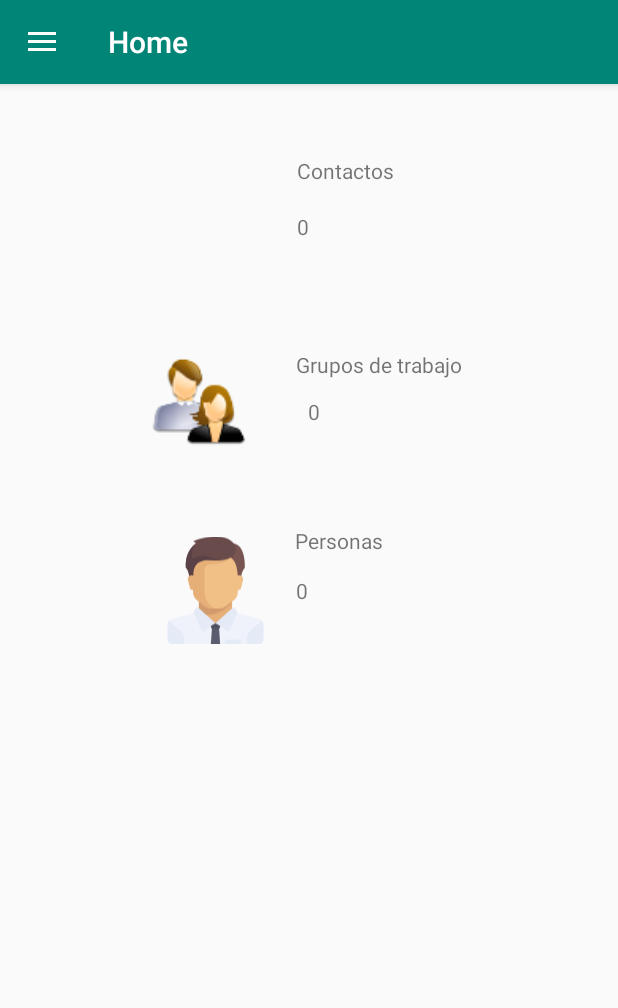
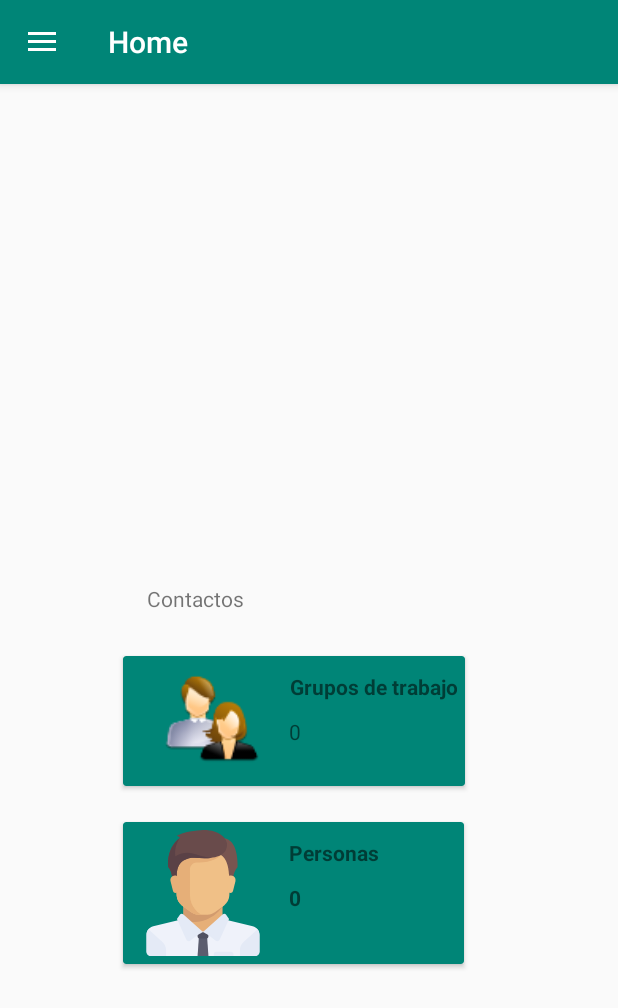
Before and after one commit to alejandroesalas/ApiCmdb, an Android app: the screen it shows after launch (HomeActivity), in the side drawer, after a tap on "Contactos", on a phone screen of 412 x 824 dp. Shown: the top 1008 px of the screen. Run offline under Robolectric (Android 15) with nearby library versions, the phone set to English and light mode, and no system bars; our stand-ins replace Volley; network calls fail.

Commit message:
Agregada Constate para la ip del servicio api rest que consume la app. Url completa para acceder al servicio. modificaa la interfaz resume contact fragment eliminado el textView contactos. Agregados dos cardViews al layout.

```diff
--- a/app/build.gradle
+++ b/app/build.gradle
@@ -4,7 +4,7 @@ android {
     compileSdkVersion 28
     defaultConfig {
         applicationId "edu.cecar.syscmdb"
-        minSdkVersion 18
+        minSdkVersion 21
         targetSdkVersion 28
         versionCode 1
         versionName "1.0"
--- a/app/src/main/java/edu/cecar/syscmdb/data/model/Constantes.java
+++ b/app/src/main/java/edu/cecar/syscmdb/data/model/Constantes.java
@@ -1,4 +1,8 @@
 package edu.cecar.syscmdb.data.model;
 
 public class Constantes {
+    public static final String IP ="192.168.1.3";
+    public static final String VERSION_API ="1.0";
+    public static final String URL_API ="http://"+IP+":80/itop/webservices/rest.php?version="+VERSION_API;
+
 }
--- a/app/src/main/java/edu/cecar/syscmdb/fragments/contacts/CreateContactGroupFragment.java
+++ b/app/src/main/java/edu/cecar/syscmdb/fragments/contacts/CreateContactGroupFragment.java
@@ -2,8 +2,6 @@ package edu.cecar.syscmdb.fragments.contacts;
 
 import android.arch.lifecycle.Observer;
 import android.arch.lifecycle.ViewModelProviders;
-import android.content.Context;
-import android.net.Uri;
 import android.os.Bundle;
 import android.support.annotation.Nullable;
 import android.support.v4.app.Fragment;
@@ -46,7 +44,7 @@ public class CreateContactGroupFragment extends Fragment {
     @Override
     public View onCreateView(LayoutInflater inflater, ViewGroup container,
                              Bundle savedInstanceState) {
-        View view = inflater.inflate(R.layout.fragment_create_contact_person, container, false);
+        View view = inflater.inflate(R.layout.fragment_create_contact, container, false);
         mRecyclerView = view.findViewById(R.id.recyclerViewPersons);
         mRecyclerView.setHasFixedSize(true);
         mRecyclerView.setLayoutManager(new LinearLayoutManager(this.getContext()));
--- a/app/src/main/java/edu/cecar/syscmdb/fragments/contacts/CreateContactPersonFragment.java
+++ b/app/src/main/java/edu/cecar/syscmdb/fragments/contacts/CreateContactPersonFragment.java
@@ -2,8 +2,6 @@ package edu.cecar.syscmdb.fragments.contacts;
 
 import android.arch.lifecycle.Observer;
 import android.arch.lifecycle.ViewModelProviders;
-import android.content.Context;
-import android.net.Uri;
 import android.os.Bundle;
 import android.support.annotation.Nullable;
 import android.support.v4.app.Fragment;
@@ -22,7 +20,6 @@ import java.util.List;
 
 import edu.cecar.syscmdb.R;
 import edu.cecar.syscmdb.adapters.ContactAdapter;
-import edu.cecar.syscmdb.data.model.Team;
 import edu.cecar.syscmdb.data.model.VolleYSingleton;
 
 
@@ -51,7 +48,7 @@ public class CreateContactPersonFragment extends Fragment {
     public View onCreateView(LayoutInflater inflater, ViewGroup container,
                              Bundle savedInstanceState) {
         // Inflate the layout for this fragment
-        View view = inflater.inflate(R.layout.fragment_create_contact_person, container, false);
+        View view = inflater.inflate(R.layout.fragment_create_contact, container, false);
         mRecyclerView = view.findViewById(R.id.recyclerViewPersons);
         mRecyclerView.setHasFixedSize(true);
         mRecyclerView.setLayoutManager(new LinearLayoutManager(this.getContext()));
--- a/app/src/main/java/edu/cecar/syscmdb/fragments/contacts/ResumeContactFragment.java
+++ b/app/src/main/java/edu/cecar/syscmdb/fragments/contacts/ResumeContactFragment.java
@@ -37,7 +37,7 @@ public class ResumeContactFragment extends Fragment {
         groupImageView = (ImageView) view.findViewById(R.id.groupImageView);
         contacImageView = (ImageView) view.findViewById(R.id.contactImageView);
         txtGroupTextView = (TextView) view.findViewById(R.id.txtGroupCount);
-       // txtContacTextView = (TextView) view.findViewById(R.id.txtContactsCount);
+        //txtContacTextView = (TextView) view.findViewById(R.id.txtContactCount);
         txtPersonTextView = (TextView)view.findViewById(R.id.txtPersonCount) ;
         volleYSingleton = VolleYSingleton.getInstance(getContext());
        // ActionBar actionBar =
@@ -73,6 +73,7 @@ public class ResumeContactFragment extends Fragment {
     @Override
     public void onActivityCreated(@Nullable Bundle savedInstanceState) {
         super.onActivityCreated(savedInstanceState);
+        mViewModel.totalContacts();
          mViewModel.getPersons().observe(this, new Observer<List<Person>>() {
              @Override
              public void onChanged(@Nullable List<Person> persons) {
@@ -88,7 +89,6 @@ public class ResumeContactFragment extends Fragment {
             }
         });
 
-         //txtContacTextView.setText(String.valueOf(mViewModel.totalContacts()));
     }
 
 }
--- a/app/src/main/java/edu/cecar/syscmdb/fragments/contacts/ResumeContactViewModel.java
+++ b/app/src/main/java/edu/cecar/syscmdb/fragments/contacts/ResumeContactViewModel.java
@@ -21,6 +21,7 @@ import java.util.List;
 import java.util.Map;
 
 import edu.cecar.syscmdb.R;
+import edu.cecar.syscmdb.data.model.Constantes;
 import edu.cecar.syscmdb.data.model.Location;
 import edu.cecar.syscmdb.data.model.Person;
 import edu.cecar.syscmdb.data.model.Picture;
@@ -31,6 +32,7 @@ public class ResumeContactViewModel extends ViewModel {
 
     private MutableLiveData<List<Person>>personList;
     private MutableLiveData<List<Team>>teamList;
+    private MutableLiveData<Integer>totalContacts= new MutableLiveData<>();
     private final String jsonData ="{\"operation\":\"core/get\","+
             "\"class\":\"Person\","+
             "\"key\":\"SELECT Person\","+
@@ -42,7 +44,7 @@ public class ResumeContactViewModel extends ViewModel {
             "\"class\":\"Team\"," +
             "\"key\":\"SELECT Team\"," +
             "\"output_fields\":\"name,status,org_id,org_name,email,persons_list\"}";
-    private final String url ="http://192.168.1.26:80/itop/webs ervices/rest.php?version=1.0";
+    //private final String url ="http://192.168.1.26:80/itop/webs ervices/rest.php?version=1.0";
     private VolleYSingleton volleYSingleton;
     public LiveData<List<Person>> getPersons() {
 
@@ -59,13 +61,20 @@ public class ResumeContactViewModel extends ViewModel {
         }
         return teamList;
     }
-    public int totalContacts(){
-        return personList.getValue().size()+teamList.getValue().size();
+    public LiveData<Integer> totalContacts(){
+        if (totalContacts== null){
+                totalContacts =new MutableLiveData<>();
+                totalContacts.setValue(0);
+               /* if (personList.getValue()!=null && teamList.getValue()!=null){
+                    totalContacts.setValue(personList.getValue().size()+teamList.getValue().size());
+                }*/
+        }
+        return totalContacts;
     }
     //carga los datos de las personas
     private void loadPersons(){
-        final List<Person> teams = new ArrayList<>();
-        StringRequest stringRequest = new StringRequest(Request.Method.POST, url, new Response.Listener<String>() {
+        final List<Person> persons = new ArrayList<>();
+        StringRequest stringRequest = new StringRequest(Request.Method.POST, Constantes.URL_API, new Response.Listener<String>() {
             @Override
             public void onResponse(String response) {
                 try {
@@ -97,9 +106,10 @@ public class ResumeContactViewModel extends ViewModel {
                         newPicture.setFilename(pictureJsonObject.getString("filename"));
                         newPicture.setMimetype(pictureJsonObject.getString("mimetype"));
                         newPerson.setPicture(newPicture);
-                        teams.add(newPerson);
+                        persons.add(newPerson);
                     }
-                    personList.setValue(teams);
+                    personList.setValue(persons);
+                    //totalContacts.setValue( totalContacts.getValue()+persons.size());
                 } catch (JSONException e) {
                     e.printStackTrace();
                 }
@@ -107,7 +117,9 @@ public class ResumeContactViewModel extends ViewModel {
         }, new Response.ErrorListener() {
             @Override
             public void onErrorResponse(VolleyError error) {
+                personList = null;
                 Log.i("Error",error.toString());
+                //falta mostrar error al usuario.
             }
         }) {
             @Override
@@ -132,7 +144,7 @@ public class ResumeContactViewModel extends ViewModel {
     //carga los datos de los equipos
     private  void loadTeams(){
         final List<Team> teams = new ArrayList<>();
-        StringRequest stringRequest = new StringRequest(Request.Method.POST, url, new Response.Listener<String>() {
+        StringRequest stringRequest = new StringRequest(Request.Method.POST, Constantes.URL_API, new Response.Listener<String>() {
             @Override
             public void onResponse(String response) {
                 try {
@@ -152,6 +164,7 @@ public class ResumeContactViewModel extends ViewModel {
                         teams.add(newTeam);
                     }
                     teamList.setValue(teams);
+                    //totalContacts.setValue( totalContacts.getValue()+teams.size());
                 } catch (JSONException e) {
                     e.printStackTrace();
                 }
@@ -159,6 +172,7 @@ public class ResumeContactViewModel extends ViewModel {
         }, new Response.ErrorListener() {
             @Override
             public void onErrorResponse(VolleyError error) {
+                teamList = null;
                 Log.i("Error",error.toString());
             }
         }) {
--- a/app/src/main/java/edu/cecar/syscmdb/fragments/locations/LocationViewModel.java
+++ b/app/src/main/java/edu/cecar/syscmdb/fragments/locations/LocationViewModel.java
@@ -20,6 +20,7 @@ import java.util.HashMap;
 import java.util.List;
 import java.util.Map;
 
+import edu.cecar.syscmdb.data.model.Constantes;
 import edu.cecar.syscmdb.data.model.Location;
 import edu.cecar.syscmdb.data.model.VolleYSingleton;
 
@@ -32,7 +33,7 @@ public final class LocationViewModel  extends ViewModel {
             "\"output_fields\":\"name,status,org_id,org_name"+
             ",address,postal_code,city,country,physicaldevice_list,person_list\""+
             "}";
-    private final String url ="http://192.168.1.26:80/itop/webservices/rest.php?version=1.0";
+    //private final String url ="http://192.168.1.26:80/itop/webservices/rest.php?version=1.0";
     private VolleYSingleton volleYSingleton;
 
     public LiveData<List<Location>> getLocations() {
@@ -46,7 +47,7 @@ public final class LocationViewModel  extends ViewModel {
 
     private void loadLocations() {
         final List<Location> locations = new ArrayList<>();
-        StringRequest stringRequest = new StringRequest(Request.Method.POST, url, new Response.Listener<String>() {
+        StringRequest stringRequest = new StringRequest(Request.Method.POST, Constantes.URL_API, new Response.Listener<String>() {
             @Override
             public void onResponse(String response) {
                 try {
--- a/app/src/main/res/layout/resume_contact_fragment.xml
+++ b/app/src/main/res/layout/resume_contact_fragment.xml
@@ -10,114 +10,105 @@
         android:layout_width="match_parent"
         android:layout_height="match_parent">
 
+        <android.support.v7.widget.CardView
+            android:layout_width="227dp"
+            android:layout_height="wrap_content"
+            android:layout_marginStart="8dp"
+            android:layout_marginTop="24dp"
+            android:layout_marginEnd="8dp"
+            android:layout_marginBottom="8dp"
+            app:cardBackgroundColor="@color/colorPrimary"
+            app:contentPadding="5dp"
+            app:layout_constraintBottom_toBottomOf="parent"
+            app:layout_constraintEnd_toEndOf="parent"
+            app:layout_constraintHorizontal_bias="0.44"
+            app:layout_constraintStart_toStartOf="parent"
+            app:layout_constraintTop_toBottomOf="@+id/cardView2"
+            app:layout_constraintVertical_bias="0.0">
+
             <TextView
-            android:id="@+id/labContact"
-            android:layout_width="116dp"
+                android:id="@+id/txtPersonCount"
+                android:layout_width="111dp"
+                android:layout_height="33dp"
+                android:layout_marginStart="105dp"
+                android:layout_marginTop="35dp"
+                android:text="0"
+                android:textAlignment="viewStart"
+                android:textStyle="bold" />
+
+            <TextView
+                android:id="@+id/labPerson"
+                android:layout_width="112dp"
                 android:layout_height="25dp"
-            android:layout_marginStart="16dp"
-            android:layout_marginTop="48dp"
+                android:layout_marginStart="105dp"
+                android:layout_marginTop="5dp"
                 android:layout_marginEnd="8dp"
-            android:text="@string/menu_contactos"
-            app:layout_constraintEnd_toEndOf="parent"
-            app:layout_constraintHorizontal_bias="0.0"
-            app:layout_constraintStart_toEndOf="@+id/imageView3"
-            app:layout_constraintTop_toTopOf="parent" />
+                android:text="Personas"
+                android:textAlignment="textStart"
+                android:textStyle="bold" />
 
             <ImageView
-            android:id="@+id/imageView3"
-            android:layout_width="106dp"
-            android:layout_height="91dp"
-            android:layout_marginStart="76dp"
-            android:layout_marginTop="48dp"
-            app:layout_constraintStart_toStartOf="parent"
-            app:layout_constraintTop_toTopOf="parent"
-            tools:src="@mipmap/ic_group" />
+                android:id="@+id/contactImageView"
+                android:layout_width="96dp"
+                android:layout_height="84dp"
+                android:src="@drawable/ic_boss" />
+        </android.support.v7.widget.CardView>
+
+        <android.support.v7.widget.CardView
+            android:id="@+id/cardView2"
+            android:layout_width="wrap_content"
+            android:layout_height="wrap_content"
+            android:layout_marginStart="8dp"
+            android:layout_marginEnd="8dp"
+            android:layout_marginBottom="300dp"
+            app:cardBackgroundColor="@color/colorPrimary"
+            app:contentPadding="5dp"
+            app:layout_constraintBottom_toBottomOf="parent"
+            app:layout_constraintEnd_toEndOf="parent"
+            app:layout_constraintHorizontal_bias="0.44"
+            app:layout_constraintStart_toStartOf="parent">
+
+            <TextView
+                android:id="@+id/textView4"
+                android:layout_width="wrap_content"
+                android:layout_height="36dp"
+                android:layout_marginStart="105dp"
+                android:layout_marginTop="5dp"
+                android:text="Grupos de trabajo"
+                android:textAlignment="center"
+                android:textStyle="bold" />
 
             <ImageView
                 android:id="@+id/groupImageView"
                 android:layout_width="97dp"
                 android:layout_height="76dp"
-            android:layout_marginStart="84dp"
-            android:layout_marginTop="36dp"
+                android:layout_marginStart="5dp"
                 android:src="@mipmap/ic_group"
-            app:layout_constraintStart_toStartOf="parent"
-            app:layout_constraintTop_toBottomOf="@+id/imageView3"
                 app:srcCompat="@mipmap/ic_group" />
-
-        <TextView
-            android:id="@+id/textView4"
-            android:layout_width="wrap_content"
-            android:layout_height="wrap_content"
-            android:layout_marginStart="16dp"
-            android:layout_marginTop="104dp"
-            android:text="Grupos de trabajo"
-            app:layout_constraintStart_toEndOf="@+id/groupImageView"
-            app:layout_constraintTop_toBottomOf="@+id/labContact" />
-
-        <TextView
-            android:id="@+id/labPerson"
-            android:layout_width="112dp"
-            android:layout_height="25dp"
-            android:layout_marginStart="8dp"
-            android:layout_marginTop="56dp"
-            android:layout_marginEnd="8dp"
-            android:text="Personas"
-            app:layout_constraintEnd_toEndOf="parent"
-            app:layout_constraintHorizontal_bias="0.086"
-            app:layout_constraintStart_toEndOf="@+id/contactImageView"
-            app:layout_constraintTop_toBottomOf="@+id/txtGroupCount" />
-
-        <ImageView
-            android:id="@+id/contactImageView"
-            android:layout_width="71dp"
-            android:layout_height="84dp"
-            android:layout_marginStart="108dp"
-            android:layout_marginTop="44dp"
-            android:src="@drawable/ic_boss"
-            app:layout_constraintStart_toStartOf="parent"
-            app:layout_constraintTop_toBottomOf="@+id/groupImageView" />
-
-        <TextView
-            android:id="@+id/txtContactCount"
-            android:layout_width="122dp"
-            android:layout_height="27dp"
-            android:layout_marginStart="16dp"
-            android:layout_marginTop="12dp"
-            android:layout_marginEnd="8dp"
-            android:text="0"
-            app:layout_constraintEnd_toEndOf="parent"
-            app:layout_constraintHorizontal_bias="0.0"
-            app:layout_constraintStart_toEndOf="@+id/imageView3"
-            app:layout_constraintTop_toBottomOf="@+id/labContact" />
 
             <TextView
                 android:id="@+id/txtGroupCount"
                 android:layout_width="112dp"
                 android:layout_height="30dp"
-            android:layout_marginStart="24dp"
-            android:layout_marginTop="12dp"
-            android:layout_marginEnd="8dp"
-            android:text="0"
-            app:layout_constraintEnd_toEndOf="parent"
-            app:layout_constraintHorizontal_bias="0.0"
-            app:layout_constraintStart_toEndOf="@+id/groupImageView"
-            app:layout_constraintTop_toBottomOf="@+id/textView4" />
+                android:layout_marginStart="105dp"
+                android:layout_marginTop="35dp"
+                android:text="0" />
+        </android.support.v7.widget.CardView>
 
         <TextView
-            android:id="@+id/txtPersonCount"
-            android:layout_width="111dp"
-            android:layout_height="33dp"
+            android:id="@+id/labContact"
+            android:layout_width="116dp"
+            android:layout_height="25dp"
             android:layout_marginStart="8dp"
-            android:layout_marginTop="8dp"
-            android:layout_marginEnd="8dp"
+            android:layout_marginTop="116dp"
+            android:layout_marginEnd="108dp"
             android:layout_marginBottom="8dp"
-            android:text="0"
-            app:layout_constraintBottom_toBottomOf="parent"
+            android:text="@string/menu_contactos"
+            app:layout_constraintBottom_toTopOf="@+id/cardView2"
             app:layout_constraintEnd_toEndOf="parent"
-            app:layout_constraintHorizontal_bias="0.095"
-            app:layout_constraintStart_toEndOf="@+id/contactImageView"
-            app:layout_constraintTop_toBottomOf="@+id/labPerson"
-            app:layout_constraintVertical_bias="0.0" />
+            app:layout_constraintStart_toStartOf="parent"
+            app:layout_constraintTop_toTopOf="parent"
+            app:layout_constraintVertical_bias="0.938" />
 
     </android.support.constraint.ConstraintLayout>
 </FrameLayout>
```
Also changed, not shown: app/src/main/java/edu/cecar/syscmdb/HomeActivity.java (+2 -8 lines), app/src/main/java/edu/cecar/syscmdb/adapters/LocationAdapter.java (+6 -6 lines), app/src/main/java/edu/cecar/syscmdb/fragments/ECs/CreateECFragment.java (deleted, +0 -31 lines), app/src/main/java/edu/cecar/syscmdb/fragments/ECs/ECFragment.java (renamed from app/src/main/java/edu/cecar/syscmdb/fragments/ECs/SearchECsFragment.java, +4 -4 lines), app/src/main/res/layout/fragment_create_ec.xml (+4 -6 lines), app/src/main/res/layout/layout_location.xml (+16 -20 lines), app/src/main/res/values/strings.xml (+8 -1 lines), app/src/main/res/layout/fragment_create_contact.xml (renamed from app/src/main/res/layout/fragment_create_contact_person.xml). Lines whose indentation alone changed are shown as unchanged.
